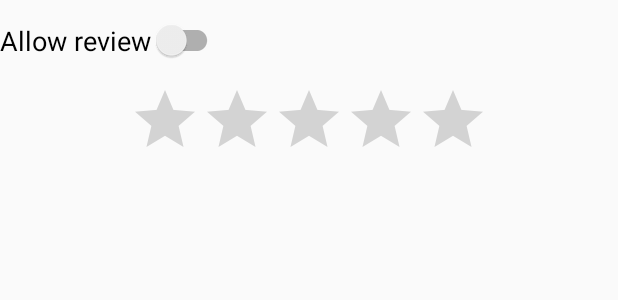
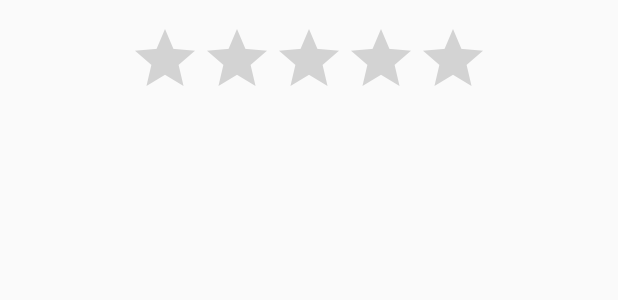
Before and after one commit to montimaj/PoziomFIre, an Android app: the layout content_savedreviews.xml on its own in the app's theme, with its tools: preview values and no code run, on a phone screen of 412 x 824 dp. Shown: the top 300 px of the screen. Run offline under Robolectric (Android 15) with nearby library versions, the light colour scheme and no system bars.

Commit message:
Fixed UI bugs

```diff
--- a/app/src/main/java/com/poziomlabs/firebasestore/SavedReviewFragment.java
+++ b/app/src/main/java/com/poziomlabs/firebasestore/SavedReviewFragment.java
@@ -70,9 +70,9 @@ public class SavedReviewFragment extends Fragment {
         return reviews;
     }
 
-    private void displayReviewDialog(Review review) {
+    private void displayReviewDialog(final Review review) {
         LayoutInflater layoutInflater = LayoutInflater.from(getContext());
-        View dialogView = layoutInflater.inflate(R.layout.content_reviewitem, null);
+        View dialogView = layoutInflater.inflate(R.layout.content_savedreviews, null);
         mAlertDialog = new AlertDialog.Builder(getContext())
                 .setView(dialogView)
                 .setTitle("Review Description")
@@ -81,7 +81,7 @@ public class SavedReviewFragment extends Fragment {
                 .setCancelable(true)
                 .create();
 
-        RatingBar ratingBar = (RatingBar) dialogView.findViewById(R.id.ratingBar3);
+        RatingBar ratingBar = (RatingBar) dialogView.findViewById(R.id.ratingBar4);
         ratingBar.setRating(review.getRating());
         ratingBar.setIsIndicator(true);
 
--- a/app/src/main/res/layout/content_reviewitem.xml
+++ b/app/src/main/res/layout/content_reviewitem.xml
@@ -8,8 +8,8 @@
         style="@style/Widget.AppCompat.RatingBar"
         android:layout_width="wrap_content"
         android:layout_height="wrap_content"
+        android:layout_centerHorizontal="true"
         android:layout_below="@+id/switch1"
-        android:layout_centerHorizontal="true"
         android:layout_marginTop="15dp" />
 
     <android.support.v7.widget.SwitchCompat
@@ -17,9 +17,8 @@
         android:layout_width="wrap_content"
         android:layout_height="wrap_content"
         android:text="@string/allow_review"
+        android:layout_marginTop="13dp"
+        android:textSize="18sp"
         android:layout_alignParentTop="true"
-        android:layout_alignParentLeft="true"
-        android:layout_alignParentStart="true"
-        android:layout_marginTop="13dp"
-        android:textSize="18sp"/>
+        android:layout_centerHorizontal="true" />
 </RelativeLayout>
--- a/app/src/main/res/layout-v21/content_reviewitem.xml
+++ b/app/src/main/res/layout/content_savedreviews.xml
@@ -4,21 +4,11 @@
     android:layout_height="match_parent">
 
     <RatingBar
-        android:id="@+id/ratingBar3"
+        android:id="@+id/ratingBar4"
         style="@style/Widget.AppCompat.RatingBar"
         android:layout_width="wrap_content"
         android:layout_height="wrap_content"
-        android:progressBackgroundTint="@color/colorPrimary"
-        android:layout_below="@+id/switch1"
         android:layout_centerHorizontal="true"
         android:layout_marginTop="15dp" />
 
-    <android.support.v7.widget.SwitchCompat
-        android:id="@+id/switch1"
-        android:layout_width="wrap_content"
-        android:layout_height="wrap_content"
-        android:layout_centerHorizontal="true"
-        android:text="@string/allow_review"
-        android:layout_marginTop="13dp"
-        android:textSize="18sp"/>
 </RelativeLayout>
```
Also changed, not shown: app/src/main/java/com/poziomlabs/firebasestore/MainActivity.java (+14 -0 lines).
